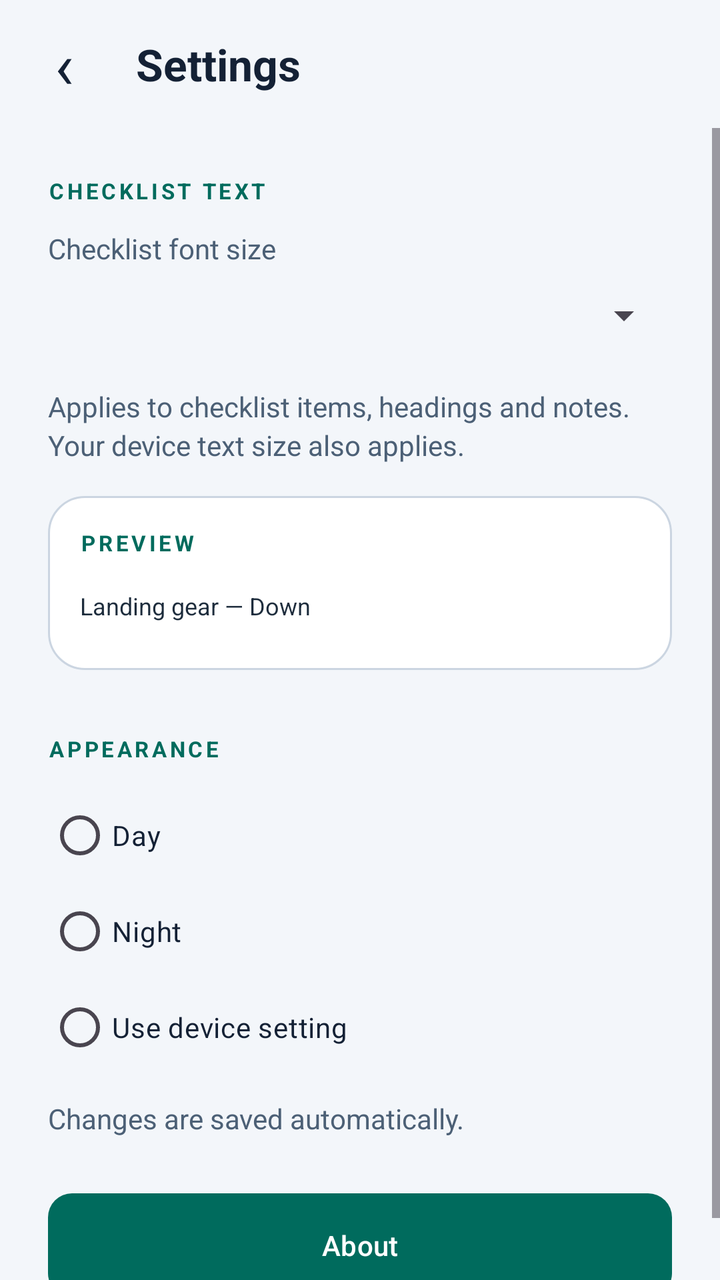
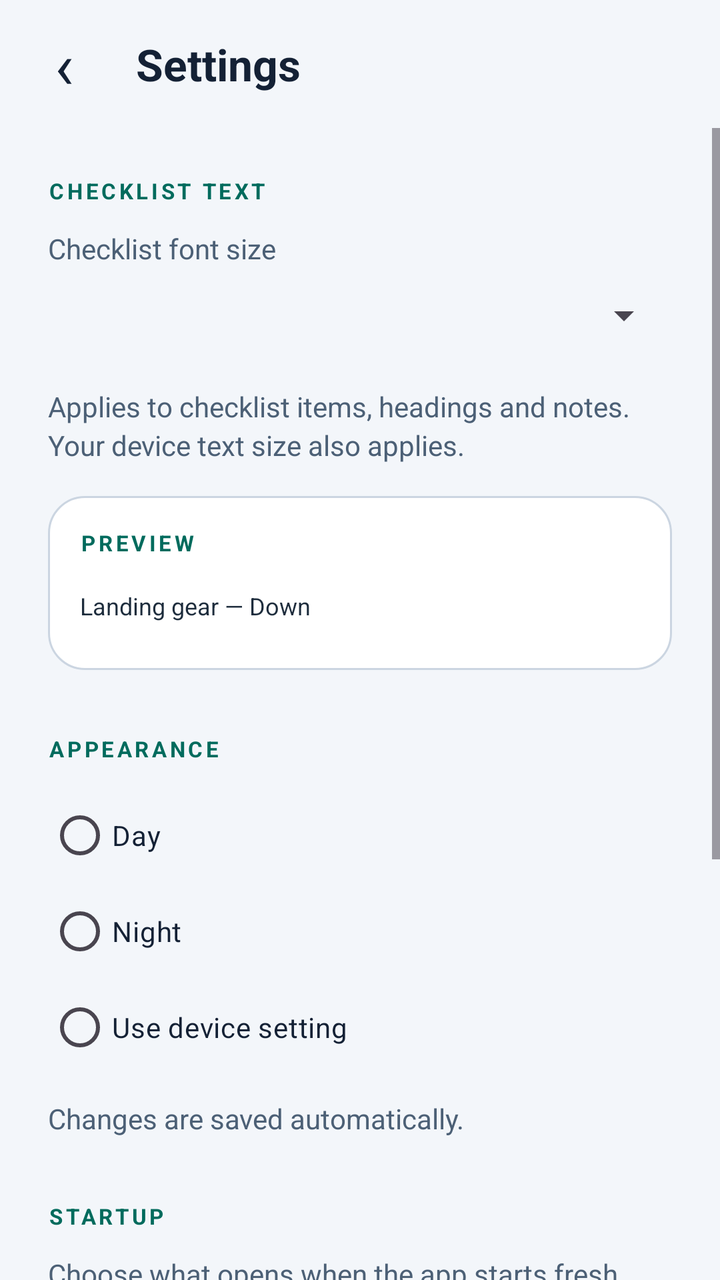

Compare the two renders of this Android layout. The source of the first and the diff that turns it into the second are given below.
<!-- AndroidManifest.xml: application theme Theme.Electricalchecklist -->
<!-- res/layout/activity_settings.xml -->
<?xml version="1.0" encoding="utf-8"?>
<LinearLayout xmlns:android="http://schemas.android.com/apk/res/android" android:id="@+id/settings_root" android:layout_width="match_parent" android:layout_height="match_parent" android:orientation="vertical">
    <LinearLayout android:layout_width="match_parent" android:layout_height="wrap_content" android:orientation="horizontal" android:gravity="center_vertical" android:padding="8dp">
        <TextView android:id="@+id/settings_back" android:layout_width="48dp" android:layout_height="48dp" android:text="@string/back_symbol" android:textSize="32sp" android:textColor="@color/ink" android:gravity="center" android:background="?attr/selectableItemBackgroundBorderless" android:focusable="true" android:contentDescription="@string/back_from_settings"/>
        <TextView android:layout_width="0dp" android:layout_height="wrap_content" android:layout_weight="1" android:text="@string/settings" android:textSize="22sp" android:textStyle="bold" android:textColor="@color/ink" android:accessibilityHeading="true" android:paddingHorizontal="12dp"/>
    </LinearLayout>
    <ScrollView android:id="@+id/settings_scroll" android:layout_width="match_parent" android:layout_height="0dp" android:layout_weight="1" android:fillViewport="true">
        <LinearLayout android:layout_width="match_parent" android:layout_height="wrap_content" android:orientation="vertical" android:padding="24dp">
            <TextView style="@style/Eyebrow" android:text="@string/checklist_text"/>
            <TextView android:id="@+id/font_size_label" style="@style/BodyText" android:text="@string/checklist_font_size" android:labelFor="@id/font_size_selector"/>
            <Spinner android:id="@+id/font_size_selector" android:layout_width="match_parent" android:layout_height="48dp" android:spinnerMode="dropdown" android:contentDescription="@string/checklist_font_size"/>
            <TextView style="@style/BodyText" android:text="@string/font_size_hint"/>
            <LinearLayout android:layout_width="match_parent" android:layout_height="wrap_content" android:orientation="vertical" android:padding="16dp" android:layout_marginTop="16dp" android:background="@drawable/panel_background">
                <TextView style="@style/Eyebrow" android:text="@string/font_preview_label"/>
                <TextView android:id="@+id/font_preview" android:layout_width="match_parent" android:layout_height="wrap_content" android:layout_marginTop="16dp" android:layout_marginBottom="8dp" android:text="@string/font_preview_text" android:textSize="12sp" android:textColor="@color/checklist_ink"/>
            </LinearLayout>
            <TextView style="@style/Eyebrow" android:text="@string/appearance" android:layout_marginTop="32dp"/>
            <RadioGroup android:id="@+id/theme_choices" android:layout_width="match_parent" android:layout_height="wrap_content" android:layout_marginTop="12dp" android:orientation="vertical">
                <com.google.android.material.radiobutton.MaterialRadioButton android:id="@+id/theme_day" android:layout_width="match_parent" android:layout_height="wrap_content" android:minHeight="48dp" android:text="@string/theme_day" android:textColor="@color/ink"/>
                <com.google.android.material.radiobutton.MaterialRadioButton android:id="@+id/theme_night" android:layout_width="match_parent" android:layout_height="wrap_content" android:minHeight="48dp" android:text="@string/theme_night" android:textColor="@color/ink"/>
                <com.google.android.material.radiobutton.MaterialRadioButton android:id="@+id/theme_system" android:layout_width="match_parent" android:layout_height="wrap_content" android:minHeight="48dp" android:text="@string/theme_system" android:textColor="@color/ink"/>
            </RadioGroup>
            <TextView style="@style/BodyText" android:text="@string/display_settings_saved"/>
            <com.google.android.material.button.MaterialButton android:id="@+id/about_button" style="@style/PrimaryAction" android:layout_marginTop="28dp" android:text="@string/about"/>
        </LinearLayout>
    </ScrollView>
</LinearLayout>
<!-- resources referenced by this layout -->
<resources>
  <color name="checklist_ink">#1D2C3C</color>
  <color name="ink">#142135</color>
  <string name="about">About</string>
  <string name="appearance">APPEARANCE</string>
  <string name="back_from_settings">Back to checklist app</string>
  <string name="back_symbol" translatable="false">‹</string>
  <string name="checklist_font_size">Checklist font size</string>
  <string name="checklist_text">CHECKLIST TEXT</string>
  <string name="display_settings_saved">Changes are saved automatically.</string>
  <string name="font_preview_label">PREVIEW</string>
  <string name="font_preview_text">Landing gear — Down</string>
  <string name="font_size_hint">Applies to checklist items, headings and notes. Your device text size also applies.</string>
  <string name="settings">Settings</string>
  <string name="theme_day">Day</string>
  <string name="theme_night">Night</string>
  <string name="theme_system">Use device setting</string>
  <style name="BodyText">
          <item name="android:layout_width">match_parent</item>
          <item name="android:layout_height">wrap_content</item>
          <item name="android:layout_marginTop">12dp</item>
          <item name="android:textSize">14sp</item>
          <item name="android:textColor">@color/muted</item>
          <item name="android:lineSpacingExtra">3dp</item>
      </style>
  <style name="Eyebrow">
          <item name="android:layout_width">match_parent</item>
          <item name="android:layout_height">wrap_content</item>
          <item name="android:textSize">11sp</item>
          <item name="android:textColor">@color/accent</item>
          <item name="android:letterSpacing">0.14</item>
          <item name="android:textStyle">bold</item>
      </style>
  <style name="Theme.Electricalchecklist" parent="Base.Theme.Electricalchecklist" />
  <color name="selected_panel">#DDF3EC</color>
  <color name="selected_border">#36816D</color>
  <color name="panel">#FFFFFF</color>
  <color name="border">#CBD5E1</color>
  <color name="muted">#4C6076</color>
  <color name="accent">#006B5D</color>
  <color name="on_accent">#FFFFFF</color>
  <style name="Base.Theme.Electricalchecklist" parent="Theme.Material3.DayNight.NoActionBar">
          <item name="colorPrimary">@color/accent</item>
          <item name="colorOnPrimary">@color/on_accent</item>
          <item name="colorSurface">@color/panel</item>
          <item name="colorOnSurface">@color/ink</item>
          <item name="android:windowLightStatusBar">true</item>
          <item name="android:windowLightNavigationBar">true</item>
          <item name="android:windowBackground">@color/app_background</item>
      </style>
  <color name="app_background">#F3F6FA</color>
  <!-- unchanged entries left out for length: 2 -->
</resources>

<!-- the commit's change to res/layout/activity_settings.xml (unified diff, before → after) -->
@@ -21,6 +21,19 @@
                 <com.google.android.material.radiobutton.MaterialRadioButton android:id="@+id/theme_system" android:layout_width="match_parent" android:layout_height="wrap_content" android:minHeight="48dp" android:text="@string/theme_system" android:textColor="@color/ink"/>
             </RadioGroup>
             <TextView style="@style/BodyText" android:text="@string/display_settings_saved"/>
+            <TextView style="@style/Eyebrow" android:text="@string/startup_heading" android:layout_marginTop="32dp"/>
+            <TextView style="@style/BodyText" android:text="@string/startup_hint"/>
+            <RadioGroup android:id="@+id/startup_choices" android:layout_width="match_parent" android:layout_height="wrap_content" android:layout_marginTop="12dp" android:orientation="vertical">
+                <com.google.android.material.radiobutton.MaterialRadioButton android:id="@+id/startup_manufacturers" android:layout_width="match_parent" android:layout_height="wrap_content" android:minHeight="48dp" android:text="@string/startup_manufacturers" android:textColor="@color/ink"/>
+                <com.google.android.material.radiobutton.MaterialRadioButton android:id="@+id/startup_favorite" android:layout_width="match_parent" android:layout_height="wrap_content" android:minHeight="48dp" android:text="@string/startup_favorite" android:textColor="@color/ink"/>
+                <com.google.android.material.radiobutton.MaterialRadioButton android:id="@+id/startup_last_checklist" android:layout_width="match_parent" android:layout_height="wrap_content" android:minHeight="48dp" android:text="@string/startup_last_checklist" android:textColor="@color/ink"/>
+            </RadioGroup>
+            <LinearLayout android:id="@+id/startup_favorite_choice" android:layout_width="match_parent" android:layout_height="wrap_content" android:orientation="vertical" android:visibility="gone">
+                <TextView android:id="@+id/startup_favorite_label" style="@style/BodyText" android:text="@string/startup_favorite_choice" android:labelFor="@id/startup_favorite_selector"/>
+                <Spinner android:id="@+id/startup_favorite_selector" android:layout_width="match_parent" android:layout_height="wrap_content" android:minHeight="48dp" android:spinnerMode="dropdown" android:contentDescription="@string/startup_favorite_choice"/>
+            </LinearLayout>
+            <TextView android:id="@+id/startup_favorites_empty" style="@style/BodyText" android:text="@string/startup_favorites_empty" android:visibility="gone"/>
+            <TextView style="@style/BodyText" android:text="@string/startup_fallback_hint" android:textSize="12sp"/>
             <com.google.android.material.button.MaterialButton android:id="@+id/about_button" style="@style/PrimaryAction" android:layout_marginTop="28dp" android:text="@string/about"/>
         </LinearLayout>
     </ScrollView>
<!-- resource entries referenced after the edit -->
@@ -13,6 +13,14 @@
   <string name="font_preview_text">Landing gear — Down</string>
   <string name="font_size_hint">Applies to checklist items, headings and notes. Your device text size also applies.</string>
   <string name="settings">Settings</string>
+  <string name="startup_fallback_hint">The manufacturer list opens if no favorite or saved checklist is available.</string>
+  <string name="startup_favorite">Favorite aircraft</string>
+  <string name="startup_favorite_choice">Aircraft to open</string>
+  <string name="startup_favorites_empty">Star an aircraft on its model card first, then choose it here.</string>
+  <string name="startup_heading">STARTUP</string>
+  <string name="startup_hint">Choose what opens when the app starts fresh. Returning from Settings keeps your current page.</string>
+  <string name="startup_last_checklist">Last-used checklist</string>
+  <string name="startup_manufacturers">Manufacturer list</string>
   <string name="theme_day">Day</string>
   <string name="theme_night">Night</string>
   <string name="theme_system">Use device setting</string>
@@ -48,8 +56,15 @@
           <item name="android:windowLightStatusBar">true</item>
           <item name="android:windowLightNavigationBar">true</item>
           <item name="android:windowBackground">@color/app_background</item>
+          <item name="android:windowAnimationStyle">@style/PageWindowAnimations</item>
       </style>
   <color name="app_background">#F3F6FA</color>
+  <style name="PageWindowAnimations" parent="@android:style/Animation.Activity">
+          <item name="android:activityOpenEnterAnimation">@anim/page_forward_enter</item>
+          <item name="android:activityOpenExitAnimation">@anim/page_forward_exit</item>
+          <item name="android:activityCloseEnterAnimation">@anim/page_back_enter</item>
+          <item name="android:activityCloseExitAnimation">@anim/page_back_exit</item>
+      </style>
   <!-- unchanged entries left out for length: 2 -->
 </resources>
 
